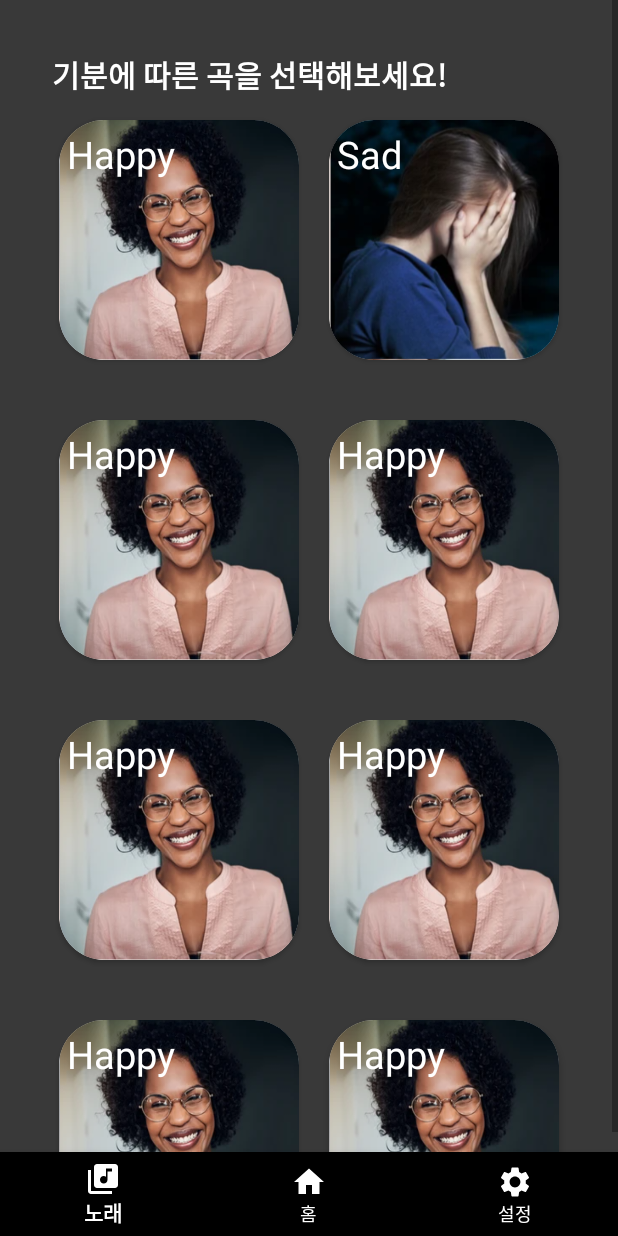
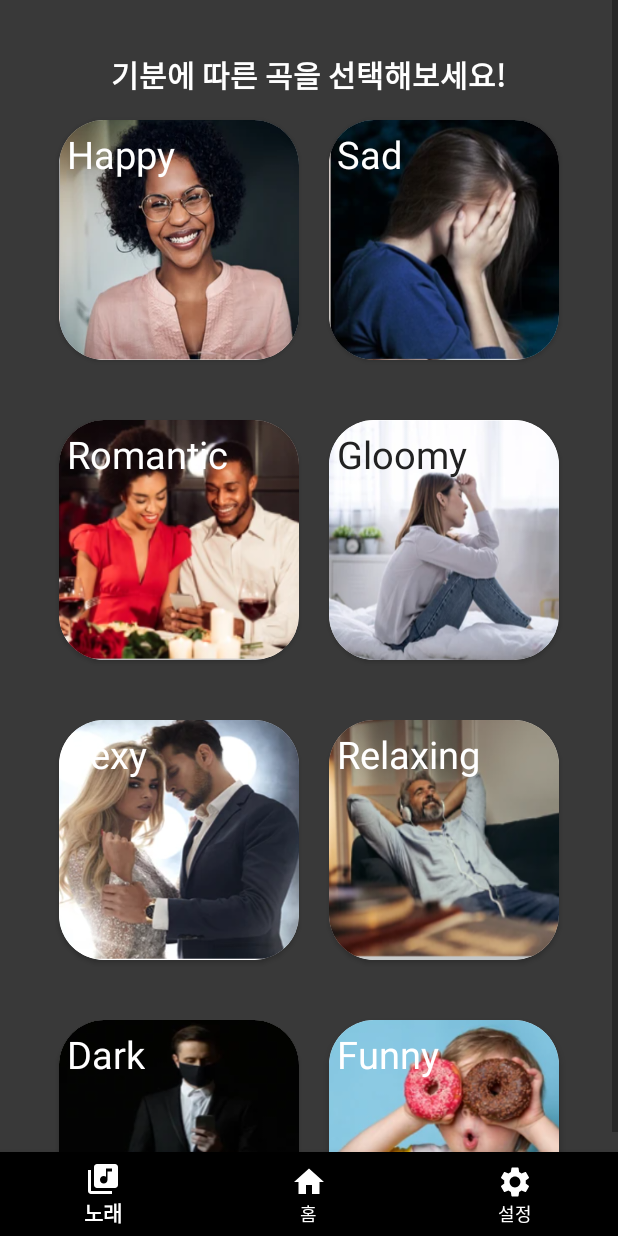
Before and after one commit to jinhaEom/Kotlin_Capstone_Project, an Android app: the fragment FirstFragment placed in its activity, on a phone screen of 412 x 824 dp. Run offline under Robolectric (Android 15) with nearby library versions, the phone set to English and light mode, and no system bars.

Commit message:
firsttab 이미지 추가

```diff
--- a/capstone/anyfeeling/app/src/main/res/layout/fragment_firsttab.xml
+++ b/capstone/anyfeeling/app/src/main/res/layout/fragment_firsttab.xml
@@ -14,21 +14,15 @@
    >
 
 
-<LinearLayout
-    android:layout_width="wrap_content"
-    android:layout_height="wrap_content">
-
-
     <TextView
         android:layout_margin="5sp"
         android:textSize="20sp"
         android:textStyle="bold"
+        android:layout_gravity="center"
         android:textColor="@color/white"
         android:layout_width="wrap_content"
         android:layout_height="wrap_content"
         android:text="기분에 따른 곡을 선택해보세요!"/>
-</LinearLayout>
-
 
 
     <LinearLayout
@@ -106,12 +100,12 @@
                     android:layout_width="160sp"
                     android:layout_height="160sp"
                     android:scaleType="fitXY"
-                    android:src="@drawable/happy" />
+                    android:src="@drawable/romantic" />
 
                 <TextView
                     android:layout_width="wrap_content"
                     android:layout_height="wrap_content"
-                    android:text="Happy"
+                    android:text="Romantic"
                     android:padding="5sp"
                     android:textColor="@color/white"
                     android:textSize="25sp"/>
@@ -128,14 +122,14 @@
                     android:layout_width="160sp"
                     android:layout_height="160sp"
                     android:scaleType="fitXY"
-                    android:src="@drawable/happy" />
+                    android:src="@drawable/gloomy" />
 
                 <TextView
                     android:layout_width="wrap_content"
                     android:layout_height="wrap_content"
-                    android:text="Happy"
+                    android:text="Gloomy"
                     android:padding="5sp"
-                    android:textColor="@color/white"
+                    android:textColor="#222222"
                     android:textSize="25sp"/>
             </androidx.cardview.widget.CardView>
 
@@ -155,12 +149,12 @@
                 android:layout_width="160sp"
                 android:layout_height="160sp"
                 android:scaleType="fitXY"
-                android:src="@drawable/happy" />
+                android:src="@drawable/sexy" />
 
             <TextView
                 android:layout_width="wrap_content"
                 android:layout_height="wrap_content"
-                android:text="Happy"
+                android:text="Sexy"
                 android:padding="5sp"
                 android:textColor="@color/white"
                 android:textSize="25sp"/>
@@ -177,12 +171,12 @@
                 android:layout_width="160sp"
                 android:layout_height="160sp"
                 android:scaleType="fitXY"
-                android:src="@drawable/happy" />
+                android:src="@drawable/relaxing" />
 
             <TextView
                 android:layout_width="wrap_content"
                 android:layout_height="wrap_content"
-                android:text="Happy"
+                android:text="Relaxing"
                 android:padding="5sp"
                 android:textColor="@color/white"
                 android:textSize="25sp"/>
@@ -203,12 +197,12 @@
                 android:layout_width="160sp"
                 android:layout_height="160sp"
                 android:scaleType="fitXY"
-                android:src="@drawable/happy" />
+                android:src="@drawable/dark" />
 
             <TextView
                 android:layout_width="wrap_content"
                 android:layout_height="wrap_content"
-                android:text="Happy"
+                android:text="Dark"
                 android:padding="5sp"
                 android:textColor="@color/white"
                 android:textSize="25sp"/>
@@ -225,12 +219,12 @@
                 android:layout_width="160sp"
                 android:layout_height="160sp"
                 android:scaleType="fitXY"
-                android:src="@drawable/happy" />
+                android:src="@drawable/funny" />
 
             <TextView
                 android:layout_width="wrap_content"
                 android:layout_height="wrap_content"
-                android:text="Happy"
+                android:text="Funny"
                 android:padding="5sp"
                 android:textColor="@color/white"
                 android:textSize="25sp"/>
```
Also changed, not shown: capstone/anyfeeling/app/src/main/res/drawable/dark.png (added), capstone/anyfeeling/app/src/main/res/drawable/funny.png (added), capstone/anyfeeling/app/src/main/res/drawable/gloomy.png (added), capstone/anyfeeling/app/src/main/res/drawable/relaxing.png (added), capstone/anyfeeling/app/src/main/res/drawable/romantic.png (added), capstone/anyfeeling/app/src/main/res/drawable/sexy.png (added).
